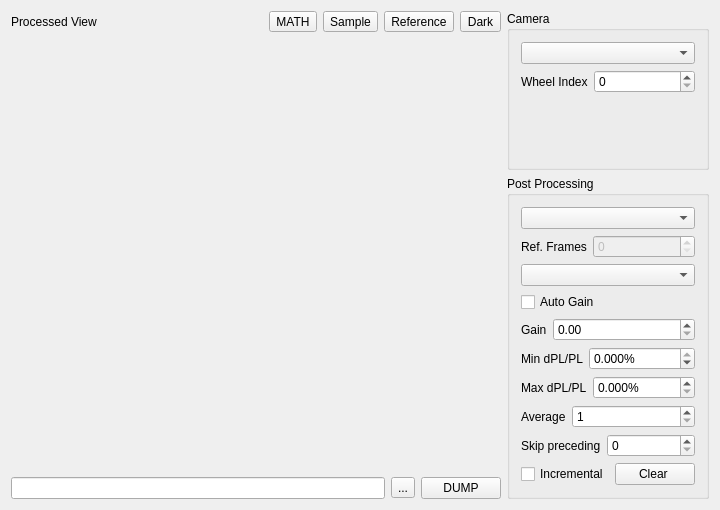
Before: the Qt Designer form modules/optics/odmrimagingform.ui in northriv/KAME, drawn with Qt 5.
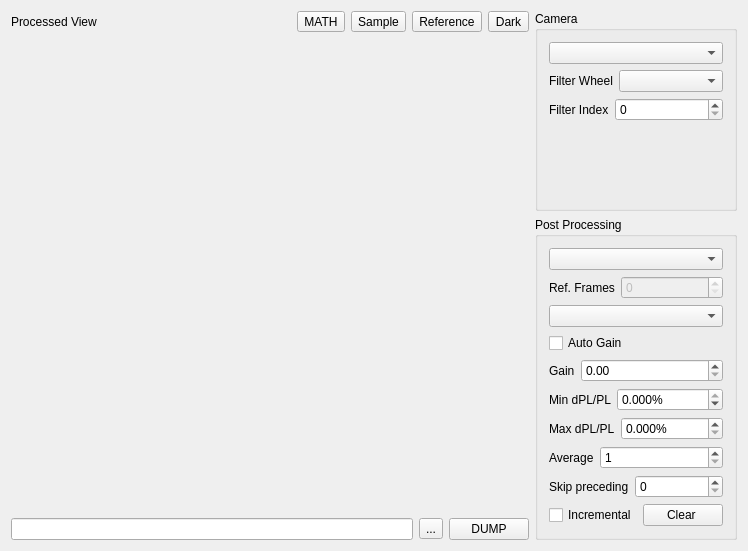
After: the same form once the commit is applied. Custom widgets are drawn as their Qt base class.

Patch:
```diff
--- a/modules/optics/odmrimagingform.ui
+++ b/modules/optics/odmrimagingform.ui
@@ -6,8 +6,8 @@
    <rect>
     <x>0</x>
     <y>0</y>
-    <width>720</width>
-    <height>510</height>
+    <width>748</width>
+    <height>551</height>
    </rect>
   </property>
   <property name="windowTitle">
@@ -364,8 +364,64 @@
       <property name="title">
        <string>Camera</string>
       </property>
-      <layout class="QGridLayout" name="gridLayout_2">
-       <item row="2" column="0">
+      <layout class="QVBoxLayout" name="verticalLayout_4">
+       <item>
+        <widget class="QComboBox" name="m_cmbCamera"/>
+       </item>
+       <item>
+        <layout class="QHBoxLayout" name="horizontalLayout_7">
+         <item>
+          <widget class="QLabel" name="textLabel1_2_5_3_6">
+           <property name="sizePolicy">
+            <sizepolicy hsizetype="Fixed" vsizetype="Fixed">
+             <horstretch>0</horstretch>
+             <verstretch>0</verstretch>
+            </sizepolicy>
+           </property>
+           <property name="text">
+            <string>Filter Wheel</string>
+           </property>
+           <property name="wordWrap">
+            <bool>false</bool>
+           </property>
+          </widget>
+         </item>
+         <item>
+          <widget class="QComboBox" name="m_cmbFilterWheel"/>
+         </item>
+        </layout>
+       </item>
+       <item>
+        <layout class="QHBoxLayout" name="horizontalLayout">
+         <item>
+          <widget class="QLabel" name="textLabel1_2_5_3_3_6">
+           <property name="sizePolicy">
+            <sizepolicy hsizetype="Fixed" vsizetype="Preferred">
+             <horstretch>0</horstretch>
+             <verstretch>0</verstretch>
+            </sizepolicy>
+           </property>
+           <property name="text">
+            <string>Filter Index</string>
+           </property>
+           <property name="wordWrap">
+            <bool>false</bool>
+           </property>
+          </widget>
+         </item>
+         <item>
+          <widget class="QSpinBox" name="m_spbFilterIndex">
+           <property name="minimum">
+            <number>0</number>
+           </property>
+           <property name="maximum">
+            <number>1000</number>
+           </property>
+          </widget>
+         </item>
+        </layout>
+       </item>
+       <item>
         <spacer name="verticalSpacer">
          <property name="orientation">
           <enum>Qt::Vertical</enum>
@@ -378,35 +434,6 @@
          </property>
         </spacer>
        </item>
-       <item row="1" column="1">
-        <widget class="QSpinBox" name="m_spbWheelIndex">
-         <property name="minimum">
-          <number>0</number>
-         </property>
-         <property name="maximum">
-          <number>1000</number>
-         </property>
-        </widget>
-       </item>
-       <item row="1" column="0">
-        <widget class="QLabel" name="textLabel1_2_5_3_3_6">
-         <property name="sizePolicy">
-          <sizepolicy hsizetype="Fixed" vsizetype="Preferred">
-           <horstretch>0</horstretch>
-           <verstretch>0</verstretch>
-          </sizepolicy>
-         </property>
-         <property name="text">
-          <string>Wheel Index</string>
-         </property>
-         <property name="wordWrap">
-          <bool>false</bool>
-         </property>
-        </widget>
-       </item>
-       <item row="0" column="0" colspan="2">
-        <widget class="QComboBox" name="m_cmbCamera"/>
-       </item>
       </layout>
      </widget>
     </item>
```
